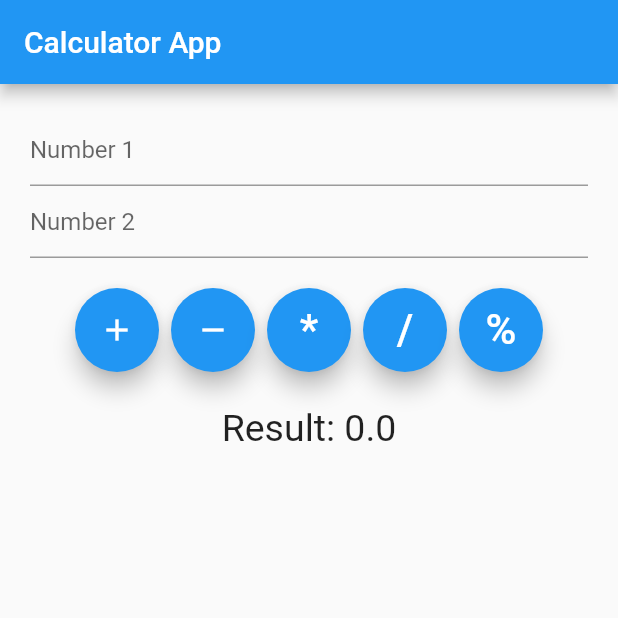
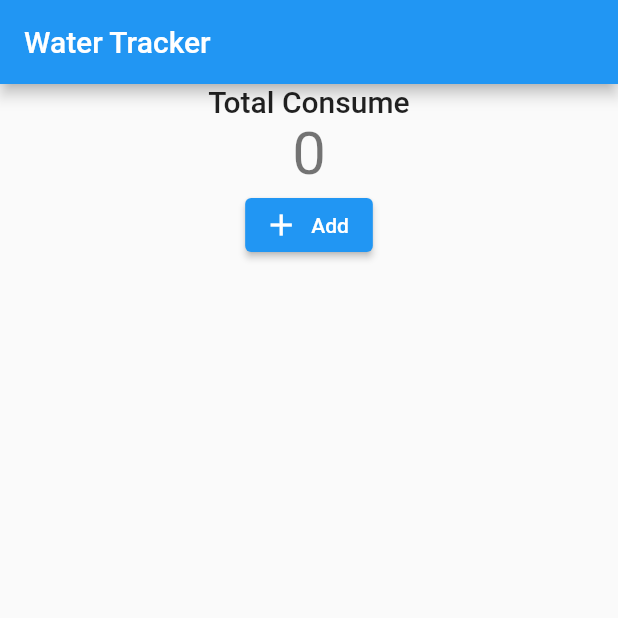
Before and after one commit to AyeshaSadia51/Flutter_PRACTICE, a Flutter app: the screen it shows after launch, on a phone screen of 412 x 824 dp, the top half of it. Run offline on Flutter 3.47's test engine with Material 2 defaults, Android fonts, the phone set to English and light mode, and no system bars; our stand-ins replace device_preview, sizer.

Commit message:
Water Consume Tracker (incomplete)

```diff
--- a/lib/home_screen.dart
+++ b/lib/home_screen.dart
@@ -9,148 +9,28 @@ class HomeScreen extends StatefulWidget {
 
 class _HomeScreenState extends State<HomeScreen> {
 
-  double result = 0;
-  final TextEditingController _num1Controller = TextEditingController();   /// to control TextFormField
-  final TextEditingController _num2Controller = TextEditingController();
-  final GlobalKey<FormState> _formKey = GlobalKey<FormState>();            /// to control Form
-
+  int totalConsume = 0;
 
   @override
   Widget build(BuildContext context) {
     return Scaffold(
       appBar: AppBar(
-        title: const Text('Calculator App'),
+        title: const Text('Water Tracker'),
       ),
 
-      body: Padding(
-        padding: const EdgeInsets.all(20.0),
-        child: Form(
-          key: _formKey,
-          child: Column(
-            children: [
-              TextFormField(
-                controller: _num1Controller,
-                keyboardType: TextInputType.number,
-                textInputAction: TextInputAction.next,
-                decoration: const InputDecoration(
-                    hintText: 'Number 1'
-                ),
-
-                validator: (String? value) {
-                  if (value?.trim().isEmpty ?? true) {
-                    return 'Enter valid value';
-                  }
-                  return null;
-                },
-              ),
-
-              TextFormField(
-                controller: _num2Controller,
-                keyboardType: TextInputType.number,
-                decoration: const InputDecoration(
-                    hintText: 'Number 2'
-                ),
-
-                validator: (String? value) {
-                  if (value?.trim().isEmpty ?? true) {
-                    return 'Enter valid value';
-                  }
-                  return null;
-                },
-              ),
-
-              const SizedBox(height: 12,),
-
-              ButtonBar(
-                alignment: MainAxisAlignment.center,
-                children: [
-                  FloatingActionButton(
-                    onPressed: () {
-                      if (_formKey.currentState!.validate()) {
-                        double num1 = parseToDouble(_num1Controller.text.trim());
-                        double num2 = parseToDouble(_num2Controller.text.trim());
-                        result = add(num1, num2);
-                        setState(() {});
-                      }
-                    }, child: const Icon(Icons.add),),
-
-                  FloatingActionButton(
-                    onPressed: () {
-                      if (_formKey.currentState!.validate()) {
-                        double num1 = parseToDouble(_num1Controller.text.trim());
-                        double num2 = parseToDouble(_num2Controller.text.trim());
-                        result = sub(num1, num2);
-                        setState(() {});
-                      }
-
-                    }, child: const Icon(Icons.remove),),
-
-                  FloatingActionButton(
-                    onPressed: () {
-                      if (_formKey.currentState!.validate()) {
-                        double num1 = parseToDouble(_num1Controller.text.trim());
-                        double num2 = parseToDouble(_num2Controller.text.trim());
-                        result = mul(num1, num2);
-                        setState(() {});
-                      }
-                    },
-                    child: const Text('*', style: TextStyle(fontSize: 28),),),
-
-                  FloatingActionButton(
-                    onPressed: () {
-                      if (_formKey.currentState!.validate()) {
-                        double num1 = parseToDouble(_num1Controller.text.trim());
-                        double num2 = parseToDouble(_num2Controller.text.trim());
-                        result = div(num1, num2);
-                        setState(() {});
-                      }
-                    },
-                    child: const Text('/', style: TextStyle(fontSize: 28),),),
-
-                  FloatingActionButton(
-                    onPressed: () {
-                      if (_formKey.currentState!.validate()) {
-                        double num1 = parseToDouble(_num1Controller.text.trim());
-                        double num2 = parseToDouble(_num2Controller.text.trim());
-                        result = mod(num1, num2);
-                        setState(() {});
-                      }
-                    },
-                    child: const Text('%', style: TextStyle(fontSize: 28),),),
-                ],
-              ),
-
-              const SizedBox(height: 15,),
-              Text('Result: $result', style: const TextStyle(fontSize: 25),),
-
-            ],
-          ),
+      body: Center(
+        child: Column(
+          children: [
+            Text('Total Consume', style: Theme.of(context).textTheme.titleLarge,),
+            Text('$totalConsume', style: Theme.of(context).textTheme.headlineLarge,),
+            ElevatedButton.icon(
+                onPressed: (){
+                  totalConsume++;
+                  setState(() {});
+                }, icon: const Icon(Icons.add), label: const Text('Add'),)
+          ],
         ),
-      ),
+      )
     );
   }
-
-  double parseToDouble(String text) {
-    return double.tryParse(text) ?? 0;
-  }
-
-  double add(double num1, double num2) {
-    return num1 + num2;
-  }
-
-  double sub(double num1, double num2) {
-    return num1 - num2;
-  }
-
-  double mul(double num1, double num2) {
-    return num1 * num2;
-  }
-
-  double div(double num1, double num2) {
-    return num1 / num2;
-  }
-
-  double mod(double num1, double num2) {
-    return num1 % num2;
-  }
 }
```
